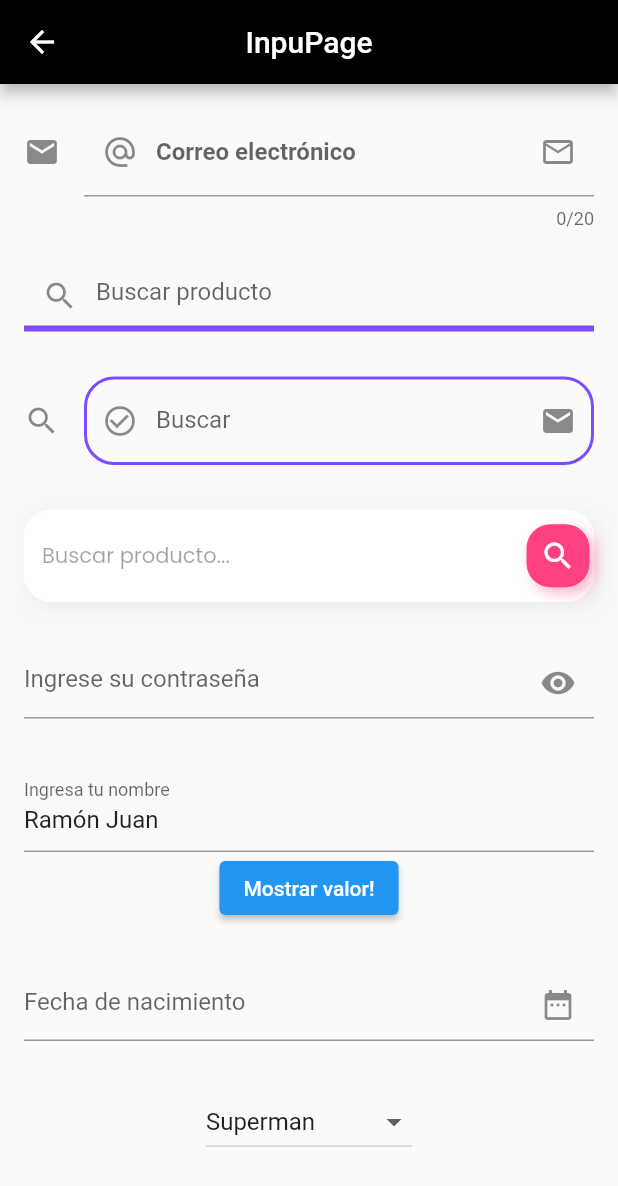
After one commit to jrbyt3s/flutter_codigo_components, a Flutter app: the screen it shows after launch, after a tap on "Input Page", on a phone screen of 412 x 824 dp. The commit adds this screen. Shown: the top 1186 px of the screen. Run offline on Flutter 3.47's test engine with Material 2 defaults, Android fonts, the phone set to English and light mode, and no system bars; our stand-ins replace google_fonts; network calls fail.

Commit message:
final commit

```diff
--- a/lib/pages/home_pages.dart
+++ b/lib/pages/home_pages.dart
@@ -6,6 +6,9 @@ import 'package:google_fonts/google_fonts.dart';
 
 import 'alert_page.dart';
 import 'avatar_Page.dart';
+import 'grid_pages.dart';
+import 'input_page.dart';
+import 'list_page.dart';
 
 class HomePage extends StatelessWidget {
   const HomePage({Key? key}) : super(key: key);
@@ -68,6 +71,18 @@ class HomePage extends StatelessWidget {
                 title: "Card Page",
                 toPage: CardPage(),
               ),
+              ItemComponentWidget(
+                title: "Input Page",
+                toPage: InputPage(),
+              ),
+              ItemComponentWidget(
+                title: "List Page",
+                toPage: ListPage(),
+              ),
+              ItemComponentWidget(
+                title: "Grid View",
+                toPage: GridPage(),
+              ),
             ],
           ),
         ),
--- /dev/null
+++ b/lib/pages/input_page.dart
@@ -0,0 +1,290 @@
+import 'package:flutter/material.dart';
+import 'package:google_fonts/google_fonts.dart';
+
+class InputPage extends StatefulWidget {
+  @override
+  State<InputPage> createState() => _InputPageState();
+}
+
+class _InputPageState extends State<InputPage> {
+  bool isInvisible = true;
+  String name = "";
+  TextEditingController _nameController =
+      TextEditingController(text: "Ramón Juan");
+
+  TextEditingController _dateTimeController = TextEditingController();
+
+  List<String> superheroes = [
+    "Superman",
+    "Wonder Woman",
+    "Batmaman",
+    "Aquaman"
+  ];
+
+  String valueAux = "Superman";
+
+  @override
+  Widget build(BuildContext context) {
+    return Scaffold(
+      appBar: AppBar(
+        title: Text("InpuPage"),
+        centerTitle: true,
+        backgroundColor: Colors.black,
+      ),
+      body: SingleChildScrollView(
+        child: Padding(
+          padding: const EdgeInsets.all(16.0),
+          child: Column(
+            children: [
+              TextField(
+                maxLines: 1,
+                textAlign: TextAlign.start,
+                maxLength: 20,
+                cursorColor: Colors.deepPurpleAccent,
+                style: const TextStyle(
+                  color: Colors.deepPurpleAccent,
+                  fontSize: 16.0,
+                  fontWeight: FontWeight.bold,
+                ),
+                decoration: InputDecoration(
+                  label: const Text("Correo electrónico"),
+                  hintText: "Ingresa tu correo electrónico",
+                  hintStyle: TextStyle(
+                      color: Colors.black.withOpacity(0.35),
+                      fontWeight: FontWeight.w400,
+                      fontSize: 16.0),
+                  icon: Icon(Icons.email),
+                  prefixIcon: Icon(Icons.alternate_email),
+                  suffixIcon: Icon(Icons.email_outlined),
+                ),
+                onChanged: (String value) {
+                  print(value);
+                },
+              ),
+              const SizedBox(
+                height: 20.0,
+              ),
+              const TextField(
+                decoration: InputDecoration(
+                  hintText: "Buscar producto",
+                  prefixIcon: Icon(
+                    Icons.search,
+                  ),
+                  enabled: true,
+                  enabledBorder: UnderlineInputBorder(
+                    borderSide: BorderSide(
+                      color: Colors.deepPurpleAccent,
+                      width: 4.0,
+                    ),
+                  ),
+                  focusedBorder: UnderlineInputBorder(
+                    borderSide: BorderSide(
+                      color: Colors.red,
+                      width: 4.0,
+                    ),
+                  ),
+                  disabledBorder: UnderlineInputBorder(
+                    borderSide: BorderSide(
+                      color: Colors.green,
+                      width: 4.0,
+                    ),
+                  ),
+                ),
+              ),
+              const SizedBox(height: 30.0),
+              TextField(
+                decoration: InputDecoration(
+                  icon: Icon(Icons.search),
+                  suffixIcon: Icon(Icons.mail),
+                  prefixIcon: Icon(Icons.check_circle_outline),
+                  label: Text("Buscar"),
+                  hintText: "Ingresa el producto a buscar...",
+                  enabledBorder: OutlineInputBorder(
+                    borderSide: BorderSide(
+                      width: 2.0,
+                      color: Colors.deepPurpleAccent,
+                    ),
+                    borderRadius: BorderRadius.circular(20.0),
+                  ),
+                  focusedBorder: OutlineInputBorder(
+                    borderSide: BorderSide(
+                      width: 2.0,
+                      color: Colors.deepPurpleAccent,
+                    ),
+                    borderRadius: BorderRadius.circular(20.0),
+                  ),
+                ),
+              ),
+              const SizedBox(height: 30.0),
+              Container(
+                decoration: BoxDecoration(
+                  boxShadow: [
+                    BoxShadow(
+                      color: Colors.black.withOpacity(0.06),
+                      blurRadius: 12,
+                      offset: const Offset(4, 4),
+                    ),
+                  ],
+                ),
+                child: TextField(
+                  decoration: InputDecoration(
+                    filled: true,
+                    fillColor: Colors.white,
+                    hintText: "Buscar producto...",
+                    hintStyle: GoogleFonts.poppins(
+                      fontSize: 14.0,
+                      color: Colors.black.withOpacity(0.37),
+                    ),
+                    suffixIcon: Container(
+                      margin: const EdgeInsets.all(3.0),
+                      decoration: BoxDecoration(
+                        color: Colors.pinkAccent,
+                        borderRadius: BorderRadius.circular(16.0),
+                        boxShadow: [
+                          BoxShadow(
+                            color: Colors.pinkAccent.withOpacity(0.4),
+                            offset: const Offset(4, 4),
+                            blurRadius: 7.0,
+                          ),
+                        ],
+                      ),
+                      child: Icon(
+                        Icons.search,
+                        color: Colors.white,
+                      ),
+                    ),
+                    enabledBorder: OutlineInputBorder(
+                      borderRadius: BorderRadius.circular(18.0),
+                      borderSide: BorderSide(
+                        color: Colors.white,
+                        width: 0,
+                      ),
+                    ),
+                    focusedBorder: OutlineInputBorder(
+                      borderRadius: BorderRadius.circular(18.0),
+                      borderSide: BorderSide(
+                        color: Colors.white,
+                        width: 0,
+                      ),
+                    ),
+                  ),
+                ),
+              ),
+              const SizedBox(
+                height: 30.0,
+              ),
+              TextField(
+                obscureText: isInvisible,
+                decoration: InputDecoration(
+                  hintText: "Ingrese su contraseña",
+                  suffixIcon: IconButton(
+                    icon: isInvisible
+                        ? Icon(Icons.remove_red_eye)
+                        : Icon(
+                            Icons.remove_red_eye_outlined,
+                          ),
+                    onPressed: () {
+                      isInvisible = !isInvisible;
+                      setState(() {});
+                    },
+                  ),
+                ),
+              ),
+              const SizedBox(
+                height: 30.0,
+              ),
+              TextField(
+                controller: _nameController,
+                keyboardType: TextInputType.name,
+                decoration: const InputDecoration(
+                  label: Text(
+                    "Ingresa tu nombre",
+                  ),
+                ),
+              ),
+              ElevatedButton(
+                onPressed: () {
+                  getNameData();
+                  setState(() {});
+                },
+                child: const Text("Mostrar valor!"),
+              ),
+              const SizedBox(
+                height: 30.0,
+              ),
+              TextField(
+                controller: _dateTimeController,
+                toolbarOptions: ToolbarOptions(
+                  copy: false,
+                  cut: false,
+                  paste: false,
+                  selectAll: false,
+                ),
+                readOnly: true,
+                decoration: InputDecoration(
+                  hintText: "Fecha de nacimiento",
+                  suffixIcon: Icon(Icons.date_range),
+                ),
+                onTap: () {
+                  FocusScope.of(context).requestFocus(FocusNode());
+                  selectDate();
+                },
+              ),
+              const SizedBox(
+                height: 30.0,
+              ),
+              DropdownButton(
+                value: valueAux,
+                // items: getDataSuperheroe(),
+                items: superheroes
+                    .map((String e) =>
+                        DropdownMenuItem(child: Text(e), value: e))
+                    .toList(),
+                onChanged: (String? value) {
+                  print(value);
+                  //valueAux = value.;
+                  valueAux = value!;
+                  setState(() {});
+                },
+              ),
+              const SizedBox(
+                height: 100.0,
+              ),
+            ],
+          ),
+        ),
+      ),
+    );
+  }
+
+  void getNameData() {
+    print(_nameController.text);
+  }
+
+  selectDate() async {
+    DateTime? dateSelected = await showDatePicker(
+      context: context,
+      initialDate: DateTime.now(),
+      firstDate: DateTime(2020),
+      lastDate: DateTime(2030),
+    );
+    if (dateSelected != null) {
+      _dateTimeController.text = dateSelected.toString().substring(0, 10);
+    }
+  }
+
+  List<DropdownMenuItem<String>> getDataSuperheroe() {
+    List<DropdownMenuItem<String>> items = [];
+
+    superheroes.forEach((element) {
+      items.add(
+        DropdownMenuItem(
+          child: Text(element),
+          value: element,
+        ),
+      );
+    });
+
+    return items;
+  }
+}
--- a/pubspec.yaml
+++ b/pubspec.yaml
@@ -35,6 +35,7 @@ dependencies:
   # Use with the CupertinoIcons class for iOS style icons.
   cupertino_icons: ^1.0.2
   google_fonts: ^2.3.2
+  rflutter_alert: ^2.0.4
 
 dev_dependencies:
   flutter_test:
```
Also changed, not shown: lib/pages/grid_pages.dart (added, +90 -0 lines), lib/pages/list_page.dart (added, +247 -0 lines), pubspec.lock, 3 other files.
